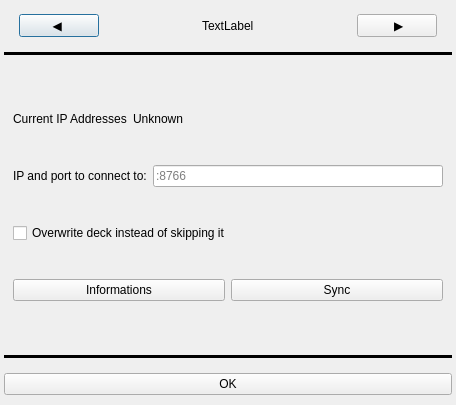
Above: components/settings.ui from Szybet/sanki before the change. Below: the same form after it.
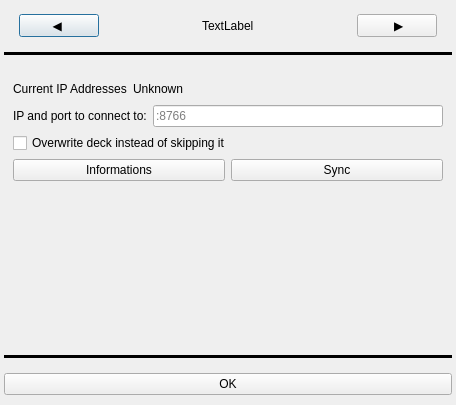
That is the form after the change. The open tabs and pages were chosen to show the change. Icons and pictures are not drawn.

Diff of the .ui file:
```diff
--- a/components/settings.ui
+++ b/components/settings.ui
@@ -540,6 +540,19 @@
          </item>
         </layout>
        </item>
+       <item>
+        <spacer name="verticalSpacer_3">
+         <property name="orientation">
+          <enum>Qt::Vertical</enum>
+         </property>
+         <property name="sizeHint" stdset="0">
+          <size>
+           <width>20</width>
+           <height>40</height>
+          </size>
+         </property>
+        </spacer>
+       </item>
       </layout>
      </widget>
     </widget>
```
Left out of the diff: 2 changed lines with no effect on the pictures.
